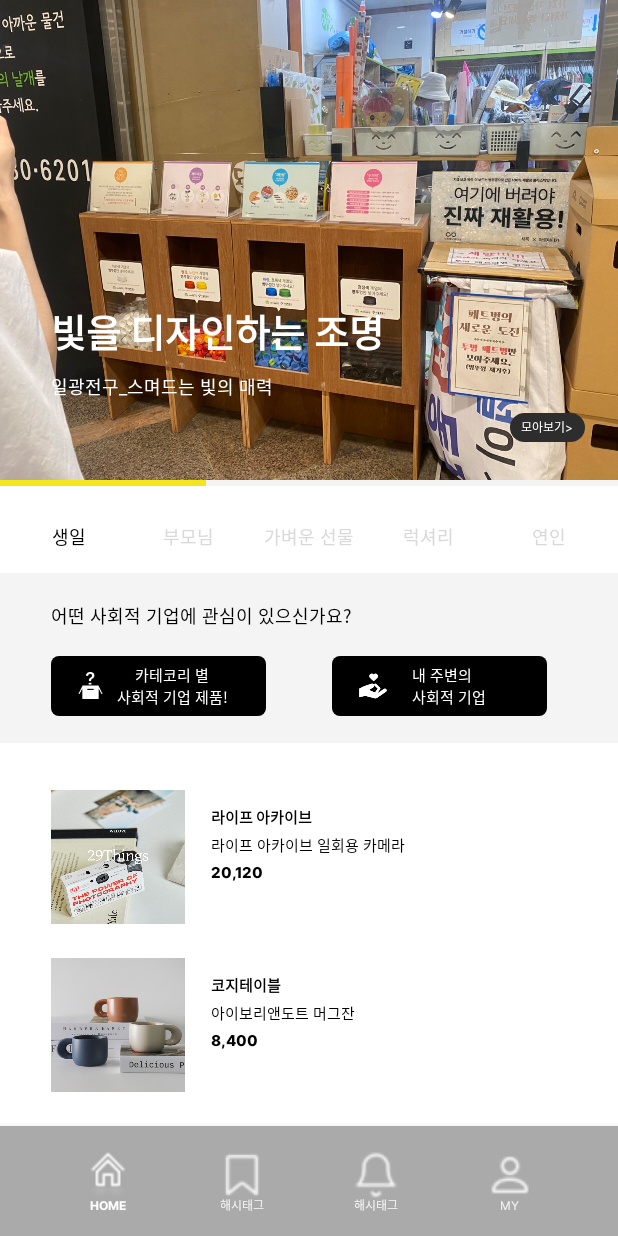
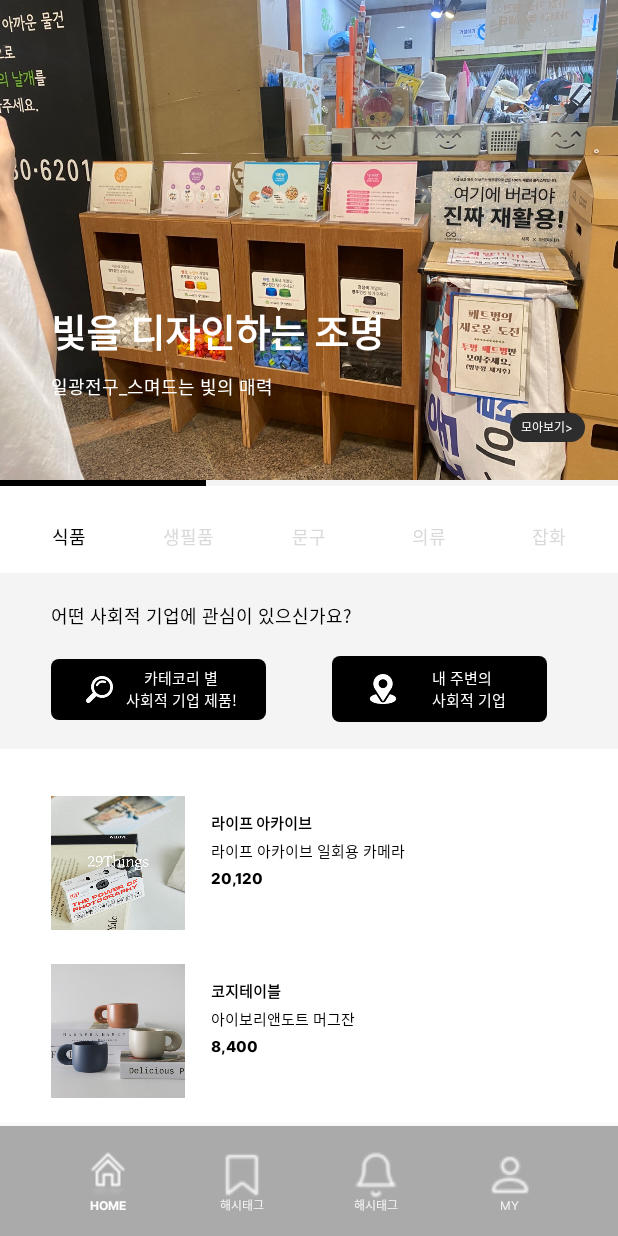
Before and after one commit to DongjieuN/bahrombridges0529, an Android app: the HomeFragment screen opened directly, with no data from a screen before it, on a phone screen of 412 x 824 dp. Run offline under Robolectric (Android 15) with nearby library versions, the phone set to English and light mode, and no system bars.

Commit message:
fragment_home 파일 아이콘 변경

```diff
--- a/app/src/main/java/com/example/o_ttae/ui/home/HomeFragment.kt
+++ b/app/src/main/java/com/example/o_ttae/ui/home/HomeFragment.kt
@@ -36,7 +36,7 @@ class HomeFragment : Fragment() {
         true
     }
 
-    private val homeCategoryTab = arrayListOf("생일", "부모님", "가벼운 선물", "럭셔리", "연인")
+    private val homeCategoryTab = arrayListOf("식품", "생필품", "문구", "의류", "잡화")
 
     override fun onCreateView(
         inflater: LayoutInflater, container: ViewGroup?,
--- a/app/src/main/res/drawable/home_gift_btn_icon_custom.xml
+++ b/app/src/main/res/drawable/home_gift_btn_icon_custom.xml
@@ -1,7 +1,7 @@
 <?xml version="1.0" encoding="utf-8"?>
 <layer-list xmlns:android="http://schemas.android.com/apk/res/android">
     <item
-        android:width="18dp"
-        android:height="18dp"
+        android:width="30dp"
+        android:height="30dp"
         android:drawable="@drawable/ic_secret_box" />
 </layer-list>
--- a/app/src/main/res/drawable/home_taste_btn_icon_custom.xml
+++ b/app/src/main/res/drawable/home_taste_btn_icon_custom.xml
@@ -1,7 +1,7 @@
 <?xml version="1.0" encoding="utf-8"?>
 <layer-list xmlns:android="http://schemas.android.com/apk/res/android">
     <item
-        android:width="20dp"
-        android:height="20dp"
+        android:width="33dp"
+        android:height="33dp"
         android:drawable="@drawable/ic_taste" />
 </layer-list>
--- a/app/src/main/res/layout/fragment_gift.xml
+++ b/app/src/main/res/layout/fragment_gift.xml
@@ -63,7 +63,7 @@
         <androidx.appcompat.widget.AppCompatButton
             android:id="@+id/gift_recommend_btn"
             android:layout_width="0dp"
-            android:layout_height="105dp"
+            android:layout_height="115dp"
             android:layout_marginStart="280dp"
             android:layout_marginEnd="100dp"
             android:layout_marginTop="50dp"
--- a/app/src/main/res/layout/fragment_home.xml
+++ b/app/src/main/res/layout/fragment_home.xml
@@ -28,7 +28,7 @@
             app:layout_constraintEnd_toEndOf="parent"
             app:layout_constraintStart_toStartOf="parent"
             app:layout_constraintTop_toBottomOf="@+id/home_banner_vp"
-            app:tabIndicatorColor="@color/yellow_COR2"
+            app:tabIndicatorColor="@color/black"
             app:tabIndicatorGravity="stretch"
             app:tabMode="fixed" />
 
```
Also changed, not shown: app/src/main/res/drawable/ic_secret_box.png, app/src/main/res/drawable/ic_taste.png.
